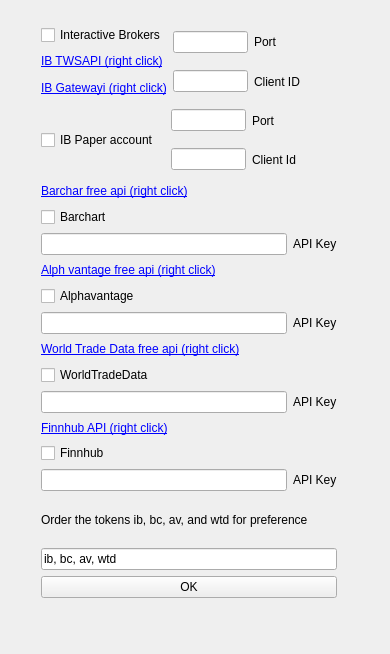
Old version of the form structjour/view/stockapi.ui in the repository MikePia/structjour.
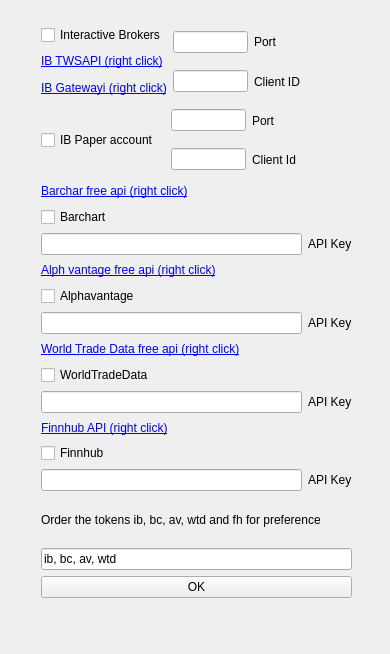
New version of the form. Icons and pictures are not drawn.

Commit message: Updated the stock api ui append/remove pi tokens when checked

Diff of the .ui file:
```diff
--- a/structjour/view/stockapi.ui
+++ b/structjour/view/stockapi.ui
@@ -17,12 +17,12 @@
    <iconset>
     <normaloff>../images/ZSLogo.png</normaloff>../images/ZSLogo.png</iconset>
   </property>
-  <widget class="QWidget" name="">
+  <widget class="QWidget" name="layoutWidget">
    <property name="geometry">
     <rect>
      <x>41</x>
      <y>25</y>
-     <width>296</width>
+     <width>311</width>
      <height>573</height>
     </rect>
    </property>
@@ -316,7 +316,7 @@
       <item>
        <widget class="QLabel" name="label_10">
         <property name="text">
-         <string>Order the tokens ib, bc, av, and wtd for preference</string>
+         <string>Order the tokens ib, bc, av, wtd and fh for preference</string>
         </property>
        </widget>
       </item>
```
The commit also changes 3 other files.
